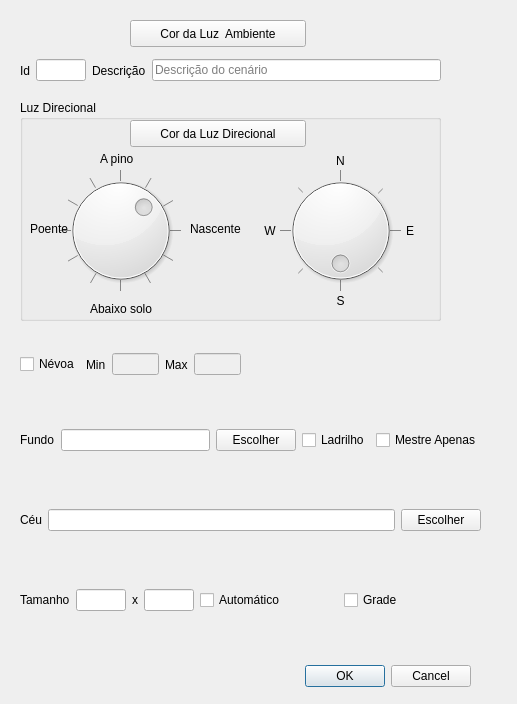
Old version of the form ifg/qt/ui/cenario.ui in the repository matferib/tabuleiro-virtual.
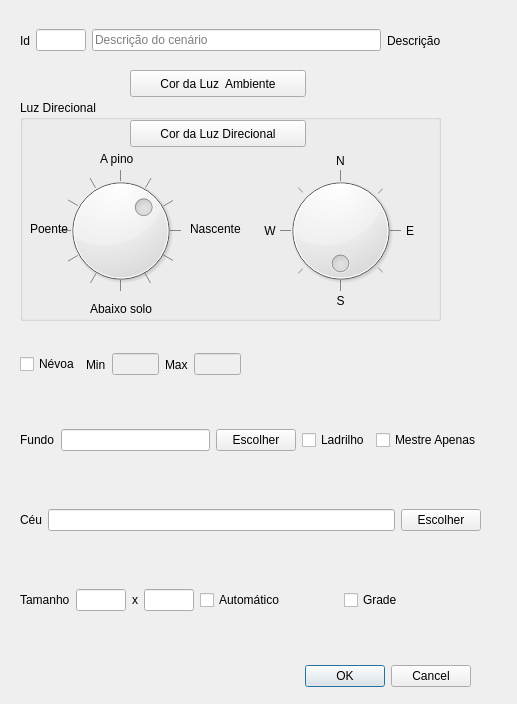
New version of the form.

The edit to the form file:
```diff
--- a/ifg/qt/ui/cenario.ui
+++ b/ifg/qt/ui/cenario.ui
@@ -187,7 +187,7 @@
    <property name="geometry">
     <rect>
      <x>130</x>
-     <y>20</y>
+     <y>70</y>
      <width>176</width>
      <height>27</height>
     </rect>
@@ -588,7 +588,7 @@
    <property name="geometry">
     <rect>
      <x>20</x>
-     <y>50</y>
+     <y>20</y>
      <width>421</width>
      <height>41</height>
     </rect>
@@ -614,13 +614,6 @@
       </property>
      </widget>
     </item>
-    <item>
-     <widget class="QLabel" name="label_16">
-      <property name="text">
-       <string>Descrição</string>
-      </property>
-     </widget>
-    </item>
     <item>
      <widget class="QLineEdit" name="campo_descricao">
       <property name="readOnly">
@@ -631,6 +624,13 @@
       </property>
      </widget>
     </item>
+    <item>
+     <widget class="QLabel" name="label_16">
+      <property name="text">
+       <string>Descrição</string>
+      </property>
+     </widget>
+    </item>
    </layout>
   </widget>
  </widget>
```
